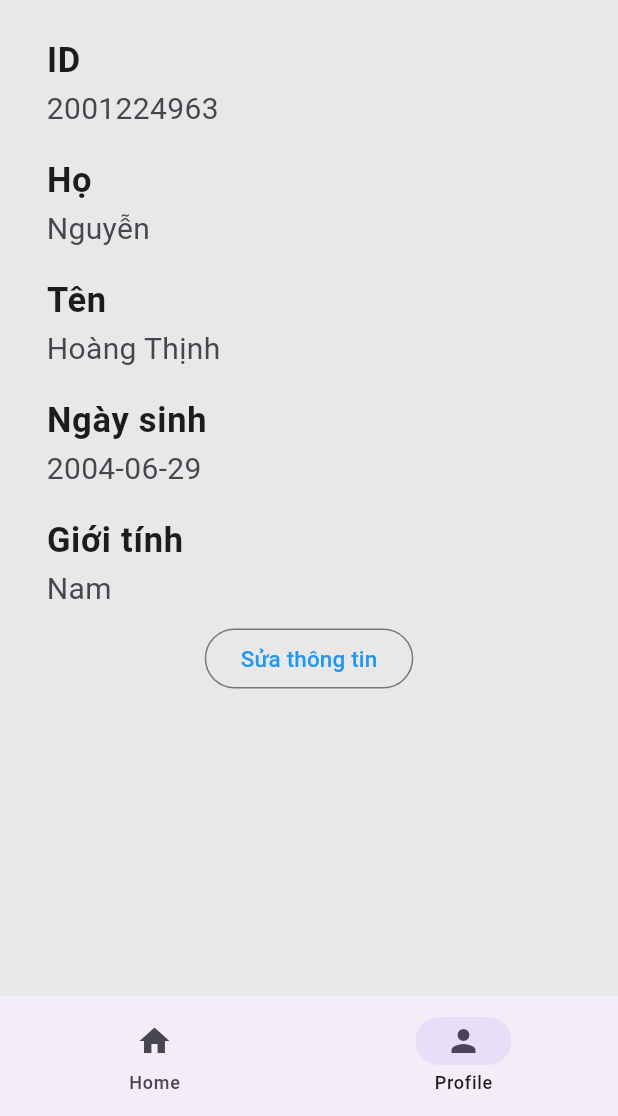
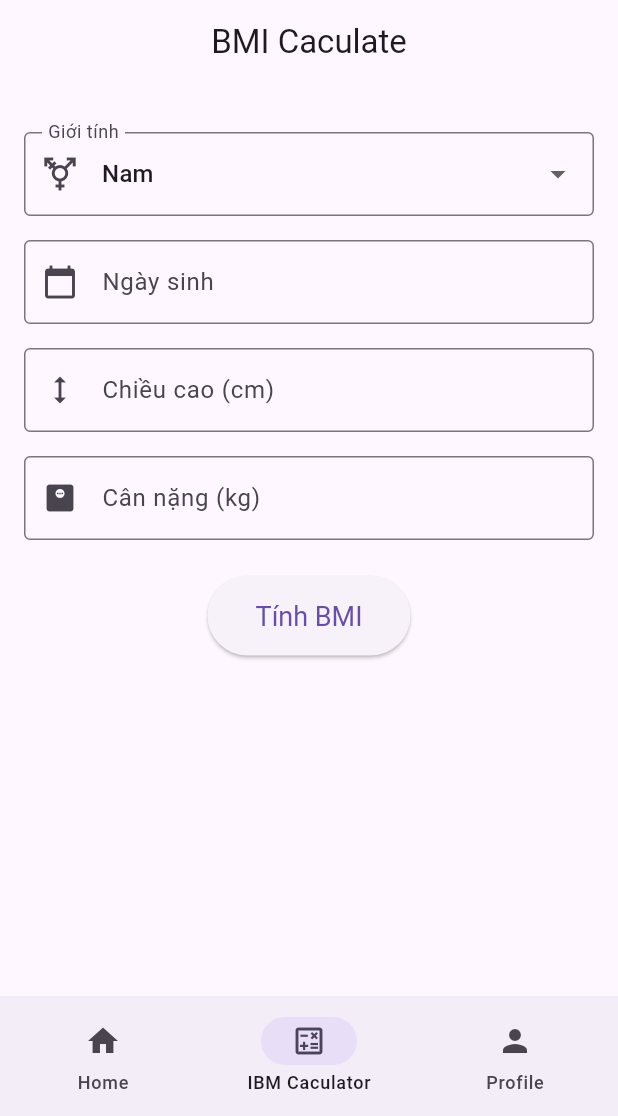
Before and after one commit to thinhcloud296/TieuLuan_LapTrinhDiDong, a Flutter app: the screen it shows after launch, item 2 of the bottom bar chosen, on a phone screen of 412 x 824 dp, the part 120-1236 px from its top. Run offline on Flutter 3.47's test engine with Material 3 defaults, Android fonts, the phone set to English and light mode, and no system bars.

Commit message:
Add BMI page

```diff
--- /dev/null
+++ b/lib/views/pages/bmi_page.dart
@@ -0,0 +1,164 @@
+import 'package:flutter/material.dart';
+import 'package:ltdd_tieuluan/views/widgets/dialog_widget.dart';
+
+class IbmPage extends StatefulWidget {
+  const IbmPage({super.key});
+
+  @override
+  State<IbmPage> createState() => _IbmPageState();
+}
+
+class _IbmPageState extends State<IbmPage> {
+  final _formKey = GlobalKey<FormState>();
+  final _firstNameController = TextEditingController();
+  final _lastNameController = TextEditingController();
+  final _idController = TextEditingController();
+  final _birthdayController = TextEditingController();
+  final _heightController = TextEditingController();
+  final _weightController = TextEditingController();
+  String _gender = 'Nam';
+  DateTime _selectedDate = DateTime.now();
+  String _bmiResult = '';
+
+  Future<void> _selectDate(BuildContext context) async {
+    final DateTime? picked = await showDatePicker(
+      context: context,
+      initialDate: _selectedDate,
+      firstDate: DateTime(1900),
+      lastDate: DateTime.now(),
+    );
+    if (picked != null && picked != _selectedDate) {
+      setState(() {
+        _selectedDate = picked;
+        _birthdayController.text =
+            '${_selectedDate.day}/${_selectedDate.month}/${_selectedDate.year}';
+      });
+    }
+  }
+
+  void _calculateBMI() {
+    double height = double.tryParse(_heightController.text) ?? 0;
+    double weight = double.tryParse(_weightController.text) ?? 0;
+
+    if (height > 0 && weight > 0) {
+      double bmi = weight / ((height / 100) * (height / 100));
+      setState(() {
+        if (bmi < 18.5) {
+          _bmiResult = 'Gầy';
+        } else if (bmi >= 18.5 && bmi <= 24.9) {
+          _bmiResult = 'Bình thường';
+        } else {
+          _bmiResult = 'Thừa cân';
+        }
+      });
+    }
+  }
+
+  @override
+  Widget build(BuildContext context) {
+    return Scaffold(
+      appBar: AppBar(title: const Text('BMI Caculate'), centerTitle: true),
+      body: SingleChildScrollView(
+        padding: const EdgeInsets.all(16.0),
+        child: Form(
+          key: _formKey,
+          child: Column(
+            children: [
+              const SizedBox(height: 16),
+              DropdownButtonFormField<String>(
+                value: _gender,
+                decoration: const InputDecoration(
+                  labelText: 'Giới tính',
+                  border: OutlineInputBorder(),
+                  prefixIcon: Icon(Icons.transgender),
+                ),
+                items:
+                    ['Nam', 'Nữ', 'Khác'].map((String value) {
+                      return DropdownMenuItem<String>(
+                        value: value,
+                        child: Text(value),
+                      );
+                    }).toList(),
+                onChanged: (newValue) {
+                  setState(() {
+                    _gender = newValue!;
+                  });
+                },
+              ),
+              const SizedBox(height: 16),
+              TextFormField(
+                controller: _birthdayController,
+                readOnly: true,
+                decoration: const InputDecoration(
+                  labelText: 'Ngày sinh',
+                  border: OutlineInputBorder(),
+                  prefixIcon: Icon(Icons.calendar_today),
+                ),
+                onTap: () => _selectDate(context),
+              ),
+              const SizedBox(height: 16),
+              TextFormField(
+                controller: _heightController,
+                decoration: const InputDecoration(
+                  labelText: 'Chiều cao (cm)',
+                  border: OutlineInputBorder(),
+                  prefixIcon: Icon(Icons.height),
+                ),
+                keyboardType: TextInputType.number,
+                validator: (value) {
+                  if (value == null || value.isEmpty) {
+                    return 'Vui lòng nhập chiều cao';
+                  }
+                  return null;
+                },
+              ),
+              const SizedBox(height: 16),
+              TextFormField(
+                controller: _weightController,
+                decoration: const InputDecoration(
+                  labelText: 'Cân nặng (kg)',
+                  border: OutlineInputBorder(),
+                  prefixIcon: Icon(Icons.monitor_weight),
+                ),
+                keyboardType: TextInputType.number,
+                validator: (value) {
+                  if (value == null || value.isEmpty) {
+                    return 'Vui lòng nhập cân nặng';
+                  }
+                  return null;
+                },
+              ),
+              const SizedBox(height: 24),
+              ElevatedButton(
+                onPressed: () {
+                  if (_formKey.currentState!.validate()) {
+                    _calculateBMI();
+                  }
+                },
+                style: ElevatedButton.styleFrom(
+                  padding: const EdgeInsets.symmetric(
+                    horizontal: 32,
+                    vertical: 16,
+                  ),
+                  textStyle: const TextStyle(fontSize: 18),
+                ),
+                child: const Text('Tính BMI'),
+              ),
+              const SizedBox(height: 16),
+              if (_bmiResult.isNotEmpty)
+                Text(
+                  'Kết quả BMI: $_bmiResult',
+                  style: const TextStyle(
+                    fontSize: 18,
+                    fontWeight: FontWeight.bold,
+                    color: Colors.blue,
+                  ),
+                ),
+              const SizedBox(height: 24),
+            ],
+          ),
+        ),
+      ),
+    );
+  }
+}
--- a/lib/views/widget_tree.dart
+++ b/lib/views/widget_tree.dart
@@ -1,11 +1,12 @@
 import 'package:flutter/material.dart';
 import 'package:ltdd_tieuluan/data/notifier.dart';
 import 'package:ltdd_tieuluan/views/pages/home_page.dart';
+import 'package:ltdd_tieuluan/views/pages/bmi_page.dart';
 import 'package:ltdd_tieuluan/views/pages/profile_page.dart';
 import 'package:ltdd_tieuluan/views/widgets/bottombar_widget.dart';
 import 'package:ltdd_tieuluan/views/widgets/dialog_widget.dart';
 
-List<Widget> pages = [HomePage(), ProfilePage()];
+List<Widget> pages = [HomePage(), IbmPage(), ProfilePage()];
 
 class Demo extends StatefulWidget {
   const Demo({super.key});
--- a/lib/views/widgets/bottombar_widget.dart
+++ b/lib/views/widgets/bottombar_widget.dart
@@ -17,6 +17,10 @@ class _BottombarWidgetState extends State<BottombarWidget> {
         return NavigationBar(
           destinations: [
             NavigationDestination(icon: Icon(Icons.home), label: 'Home'),
+            NavigationDestination(
+              icon: Icon(Icons.calculate_outlined),
+              label: 'IBM Caculator',
+            ),
             NavigationDestination(icon: Icon(Icons.person), label: 'Profile'),
           ],
           onDestinationSelected: (value) {
--- a/lib/views/widgets/dialog_widget.dart
+++ b/lib/views/widgets/dialog_widget.dart
@@ -438,3 +438,12 @@ class _MenuHealthTrackingSimpleDialogWidgetState
     );
   }
 }
+
+class MyWidget extends StatelessWidget {
+  const MyWidget({super.key});
+
+  @override
+  Widget build(BuildContext context) {
+    return const Placeholder();
+  }
+}
```
